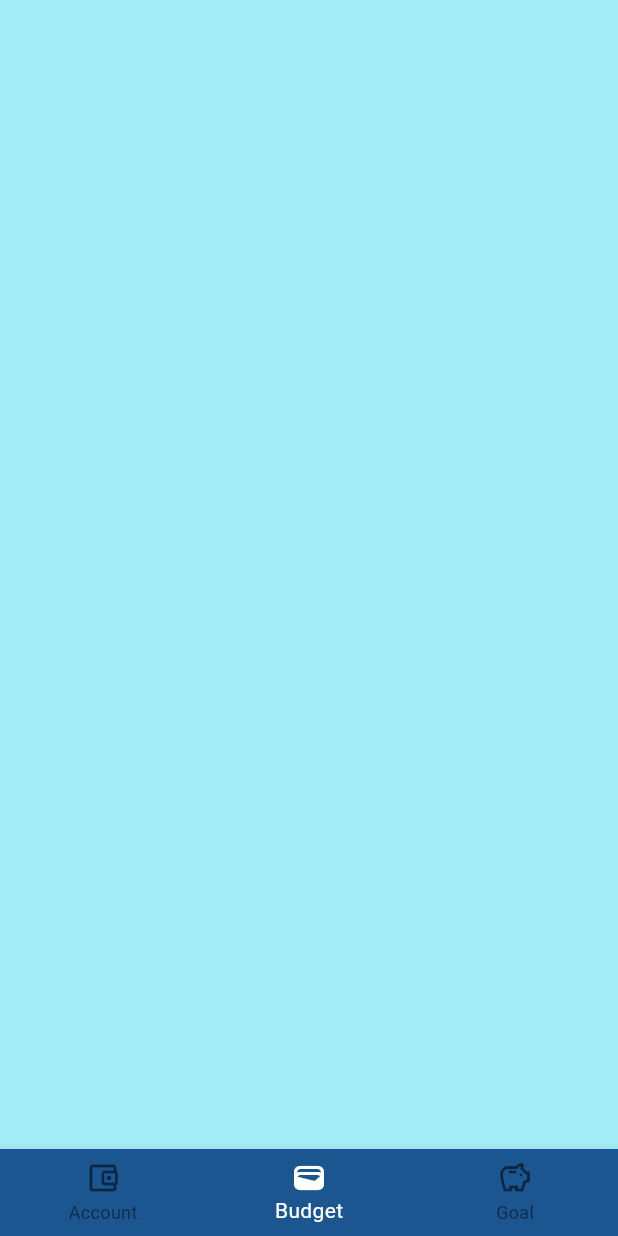
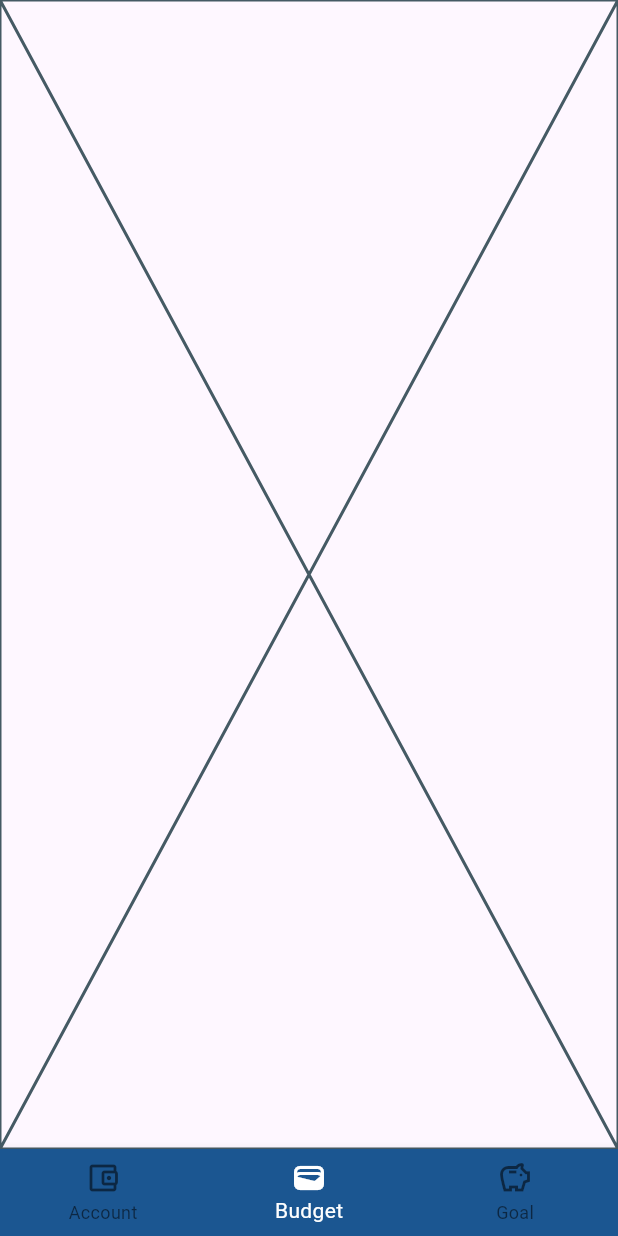
Before and after one commit to Lakshan-sithara/Dime-keeper-wallet-app-, a Flutter app: the screen it shows after launch, item 2 of the bottom bar chosen, on a phone screen of 412 x 824 dp. Run offline on Flutter 3.47's test engine with Material 3 defaults, Android fonts, the phone set to English and light mode, and no system bars; our stand-ins replace hive, hive_flutter, pie_chart; accounts and stored records are empty.

Commit message:
reomve bugget page

```diff
--- a/dime_keeper/lib/pages/budget.dart
+++ /dev/null
@@ -1,29 +0,0 @@
-import 'package:expence_master/pages/expencers.dart';
-import 'package:expence_master/server/database.dart';
-import 'package:expence_master/widgets/expence_list.dart';
-import 'package:flutter/material.dart';
-
-class Budget extends StatefulWidget {
-  const Budget({Key? key}) : super(key: key);
-
-  @override
-  State<Budget> createState() => _BudgetState();
-}
-
-class _BudgetState extends State<Budget> {
-  Expencers ex = Expencers();
-  Database db = Database();
-
-  @override
-  Widget build(BuildContext context) {
-    return Scaffold(
-      body: ExpenceList(
-
-        expenceList: db.expenceList,
-        onDeleteExpence: ex.onDeleteExpence,
-      ),
-
-      backgroundColor: const Color.fromARGB(255, 163, 237, 249),
-    );
-  }
-}
--- a/dime_keeper/lib/widgets/bottom_navigation_bar.dart
+++ b/dime_keeper/lib/widgets/bottom_navigation_bar.dart
@@ -1,4 +1,4 @@
-import 'package:expence_master/pages/budget.dart';
+
 import 'package:expence_master/pages/expencers.dart';
 import 'package:flutter/material.dart';
 
@@ -31,7 +31,7 @@ class _BottomNavigationBarState extends State<BottomNavigationBarWidget> {
         page = Expencers();
         break;
       case 1:
-        page = Budget();
+        page = Placeholder();
         break;
       case 2:
         page = Placeholder();
--- a/dime_keeper/lib/widgets/last_recode_overviwe.dart
+++ b/dime_keeper/lib/widgets/last_recode_overviwe.dart
@@ -1,11 +1,11 @@
 import 'package:flutter/material.dart';
 
 class OverViweCard extends StatelessWidget {
-  const OverViweCard({super.key});
+  const OverViweCard({Key? key}) : super(key: key);
 
   @override
   Widget build(BuildContext context) {
-    return Card(
+    return Container(
       child: Column(
         children: [
           const Row(
```
